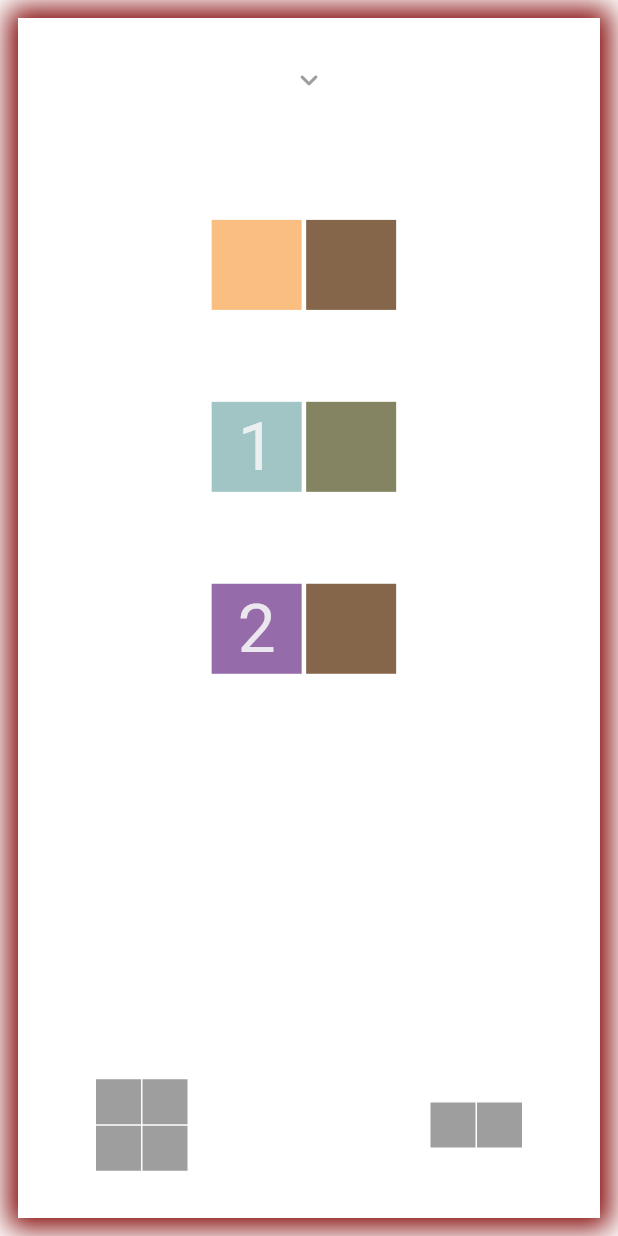
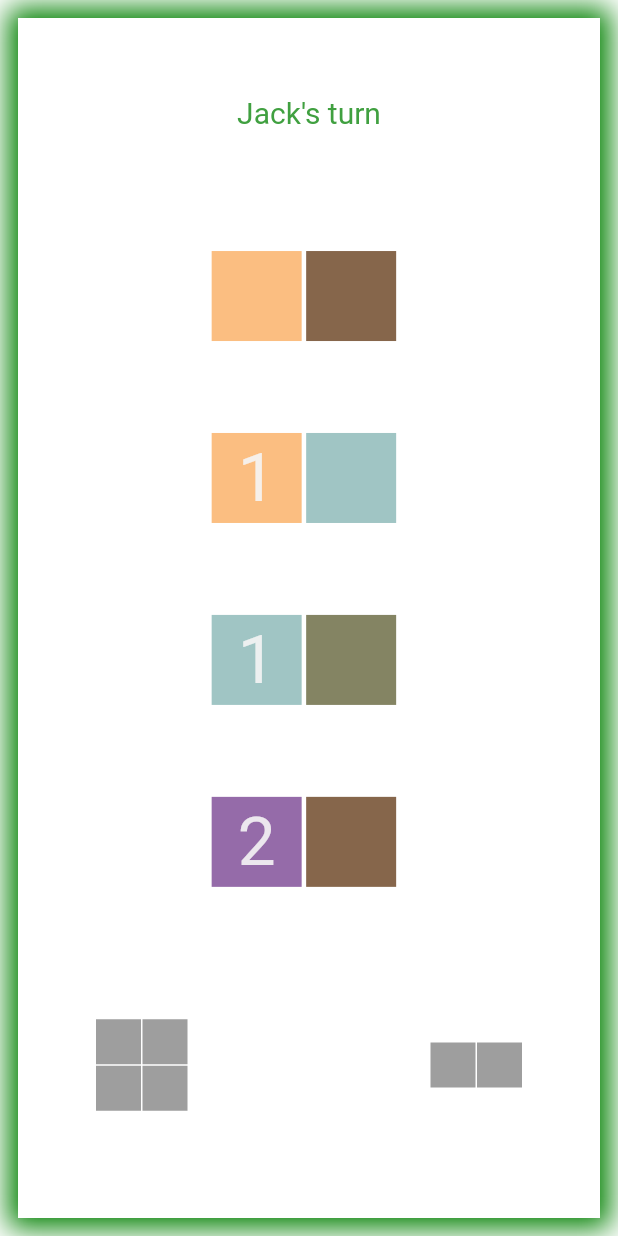
Before and after one commit to LiamWhitenack/Kingdomino, a Flutter app: the screen it shows after launch, after a tap on "PLAY", on a phone screen of 412 x 824 dp. Run offline on Flutter 3.47's test engine with Material 2 defaults, Android fonts, the phone set to English and light mode, and no system bars; drawn by our look-alikes of sliding_up_panel.

Commit message:
fixed some bugs and added names

```diff
--- a/lib/domino_selection_interface.dart
+++ b/lib/domino_selection_interface.dart
@@ -247,7 +247,6 @@
         children: [
           Column(
             children: [
-              SizedBox(height: MediaQuery.of(context).size.height / 7.83),
               Row(
                 mainAxisAlignment: MainAxisAlignment.center,
                 children: [
--- a/lib/kingdoms.dart
+++ b/lib/kingdoms.dart
@@ -23,9 +23,10 @@
   // Every kingdom needs a unique color to choose from to distinguish themselves
   // during gameplay
   final String color;
+  final String name;
 
   // initialize the kingdom as a 9x9 grid with one spot filled in
-  Kingdom(this.color) {
+  Kingdom(this.color, this.name) {
     kingdomCrowns = List.generate(9, (_) => List.filled(9, -1));
     kingdomColors = List.generate(9, (_) => List.filled(9, 'noColor'));
     kingdomCrowns[4][4] = 0;
--- a/lib/main.dart
+++ b/lib/main.dart
@@ -3,6 +3,14 @@
 import 'package:kingdomino/input_player_names.dart';
 import 'package:kingdomino/kingdoms.dart';
 import 'package:kingdomino/player_interaction_interface.dart';
+
+List<String> returnImportantNames(List<TextEditingController> controllers, int n) {
+  List<String> names = [];
+  for (int i = 0; i < n; i++) {
+    names.add(controllers[i].text);
+  }
+  return names;
+}
 
 void main() {
   runApp(const HomeScreen());
@@ -16,15 +24,7 @@
 }
 
 class _HomeScreenState extends State<HomeScreen> {
-  double numberOfPlayers = 3;
-
-  List<String> returnImportantNames(List<TextEditingController> controllers, int n) {
-    List<String> names = [];
-    for (int i = 0; i < n; i++) {
-      names.add(controllers[i].text);
-    }
-    return names;
-  }
+  double numberOfPlayers = 2;
 
   @override
   Widget build(BuildContext context) {
@@ -56,7 +56,7 @@
 
                 Center(
                   child: SizedBox(
-                    width: 200,
+                    width: 250,
                     child: Slider(
                       value: numberOfPlayers,
                       min: 2,
@@ -88,6 +88,7 @@
                           MaterialPageRoute(
                             builder: (context) => GameScreen(
                               playerNames: returnImportantNames(controllers, numberOfPlayers.round()),
+                              numberOfPlayers: numberOfPlayers.round(),
                             ),
                           ),
                         );
@@ -110,13 +111,14 @@
 // this is where you should be able to set up a game with custom settings
 class GameScreen extends StatelessWidget {
   final List<String> playerNames;
-  const GameScreen({required this.playerNames, super.key});
+  final int numberOfPlayers;
+  const GameScreen({required this.playerNames, super.key, required this.numberOfPlayers});
 
   List<Kingdom> generateListOfNKingdoms(List<String> playerNames) {
     List<String> colors = ['maroon', 'forest', 'navy', 'yellow'];
     List<Kingdom> kingdoms = [];
     for (int i = 0; i < playerNames.length; i++) {
-      kingdoms.add(Kingdom(colors[i]));
+      kingdoms.add(Kingdom(colors[i], playerNames[i]));
     }
     if (kingdoms.length == 2) {
       kingdoms.addAll([...kingdoms]);
@@ -127,10 +129,9 @@
 
   @override
   Widget build(BuildContext context) {
-    int numberOfKingdoms = 3;
     int numberOfRounds = 13;
     List<Kingdom> kingdoms = generateListOfNKingdoms(playerNames);
-    if (numberOfKingdoms == 2) numberOfRounds = 7;
+    if (numberOfPlayers == 2) numberOfRounds = 7;
     return MaterialApp(
       title: 'Kingdomino',
       home: Scaffold(
@@ -139,7 +140,7 @@
           dominoesInTheBox: returnEveryDominoFunction(),
           numberOfRounds: numberOfRounds,
           kingdoms: kingdoms,
-          numberOfUniqueKingdoms: numberOfKingdoms,
+          numberOfUniqueKingdoms: numberOfPlayers,
           interfaceHeight: MediaQuery.of(context).size.height,
           interfaceWidth: MediaQuery.of(context).size.width,
         ),
--- a/lib/player_interaction_interface.dart
+++ b/lib/player_interaction_interface.dart
@@ -70,7 +70,9 @@
   // 2. rebuild the interface (if necessary) to show the new grid
   Kingdom onDominoChosenByActivePlayer(Domino domino) {
     int dominoesInPurgatoryMinimum = 1;
-    if (widget.numberOfUniqueKingdoms == 2) dominoesInPurgatoryMinimum = 2;
+    if (widget.numberOfUniqueKingdoms == 2) {
+      dominoesInPurgatoryMinimum = 2;
+    }
     Kingdom kingdomToReturn = widget.kingdoms[kingdomTurnIndex];
 
     setState(() {
@@ -334,7 +336,7 @@
     //   return 'The $winningColor $endString';
     // }
 
-    String getWinningKingdomColor(List<Kingdom> kingdoms) {
+    String getWinningKingdomName(List<Kingdom> kingdoms) {
       List<Kingdom> kingdomsListWithoutDuplicates = [];
       for (Kingdom kingdom in kingdoms) {
         if (!kingdomsListWithoutDuplicates.contains(kingdom)) {
@@ -344,19 +346,19 @@
       kingdoms = kingdomsListWithoutDuplicates;
       int maxScore = 0;
       //
-      String winningColor = '';
+      String winningName = '';
       String endString = 'kingdom wins!!';
       for (int i = 0; i < kingdoms.length; i++) {
         if (kingdoms[i].score(kingdoms[i].kingdomCrowns, kingdoms[i].kingdomColors) > maxScore) {
           maxScore = kingdoms[i].score(kingdoms[i].kingdomCrowns, kingdoms[i].kingdomColors);
-          winningColor = kingdoms[i].color;
-          endString = 'kingdom wins!!';
+          winningName = kingdoms[i].name;
+          endString = ' wins!!';
         } else if (kingdoms[i].score(kingdoms[i].kingdomCrowns, kingdoms[i].kingdomColors) == maxScore) {
-          winningColor = '$winningColor and ${kingdoms[i].color}';
-          endString = 'kingdoms win!!';
+          winningName = '$winningName and ${kingdoms[i].name}';
+          endString = ' win!!';
         }
       }
-      return 'The $winningColor $endString';
+      return '$winningName $endString';
     }
 
     // this is purely for the UI
@@ -379,7 +381,7 @@
         } else {
           return Center(
             child: Text(
-              getWinningKingdomColor(widget.kingdoms),
+              getWinningKingdomName(widget.kingdoms),
             ),
           );
         }
@@ -430,7 +432,7 @@
 
     if (roundCounter == widget.numberOfRounds) {
       return Center(
-        child: Text(getWinningKingdomColor(widget.kingdoms)),
+        child: Text(getWinningKingdomName(widget.kingdoms)),
       );
     }
 
@@ -467,16 +469,20 @@
           ],
         ),
         margin: const EdgeInsets.all(12.0),
-        child: Stack(
-          alignment: Alignment.topCenter,
+        child: Column(
           children: [
-            dominoSelectionInterface,
+            SizedBox(height: MediaQuery.of(context).size.height / 16),
+            Text(
+              "${widget.kingdoms[kingdomTurnIndex].name}'s turn",
+              style: TextStyle(
+                fontSize: 20,
+                color: Color.fromRGBO(rgboValues[0], rgboValues[1], rgboValues[2], 0.75),
+              ),
+            ),
+            SizedBox(height: MediaQuery.of(context).size.height / 16),
             SizedBox(
-              height: MediaQuery.of(context).size.height / 10,
-              child: const Icon(
-                Icons.keyboard_arrow_down_rounded,
-                color: Colors.grey,
-              ),
+              height: 634,
+              child: dominoSelectionInterface,
             ),
           ],
         ),
```
